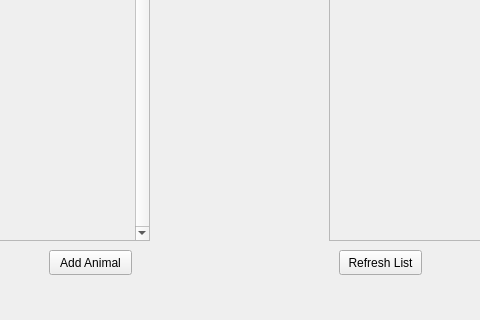
Above: mainwindow.ui from DevonHope/Animal-Shelter-Registry-System before the change; both pictures show x 321 to 801 and y 237 to 557 of the 1230 by 557 pixel window. Below: the same form after it.
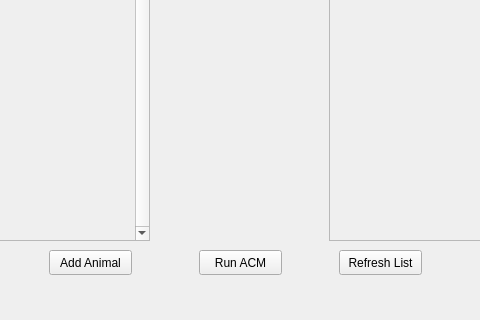
That is the form after the change.

Patch:
```diff
--- a/mainwindow.ui
+++ b/mainwindow.ui
@@ -291,6 +291,19 @@
      <string/>
     </property>
    </widget>
+   <widget class="QPushButton" name="runACMButton">
+    <property name="geometry">
+     <rect>
+      <x>520</x>
+      <y>470</y>
+      <width>83</width>
+      <height>25</height>
+     </rect>
+    </property>
+    <property name="text">
+     <string>Run ACM</string>
+    </property>
+   </widget>
   </widget>
   <widget class="QMenuBar" name="menuBar">
    <property name="geometry">
```
